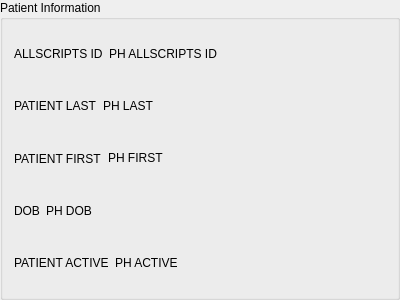
Before: the Qt Designer form db/patientgroupbox.ui in kyledevans/Medicine-Track, drawn with Qt 5.
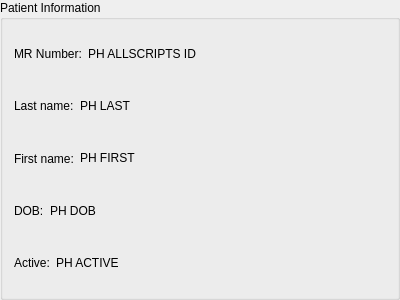
After: the same form once the commit is applied.

```diff
--- a/db/patientgroupbox.ui
+++ b/db/patientgroupbox.ui
@@ -25,7 +25,7 @@
         <string comment="ALLSCRIPTS ID DISPLAY TOOLTIP">ALLSCRIPTS ID</string>
        </property>
        <property name="text">
-        <string comment="ALLSCRIPTS ID DISPLAY LABEL">ALLSCRIPTS ID</string>
+        <string notr="true">MR Number:</string>
        </property>
       </widget>
      </item>
@@ -65,7 +65,7 @@
         <string comment="PATIENT LAST DISPLAY TOOLTIP">PATIENT LAST</string>
        </property>
        <property name="text">
-        <string comment="PATIENT LAST DISPLAY LABEL">PATIENT LAST</string>
+        <string notr="true">Last name:</string>
        </property>
       </widget>
      </item>
@@ -105,7 +105,7 @@
         <string comment="PATIENT FIRST DISPLAY TOOLTIP">PATIENT FIRST</string>
        </property>
        <property name="text">
-        <string comment="PATIENT FIRST DISPLAY LABEL">PATIENT FIRST</string>
+        <string notr="true">First name:</string>
        </property>
       </widget>
      </item>
@@ -145,7 +145,7 @@
         <string comment="DOB DISPLAY TOOLTIP">DOB</string>
        </property>
        <property name="text">
-        <string comment="DOB DISPLAY LABEL">DOB</string>
+        <string notr="true">DOB:</string>
        </property>
       </widget>
      </item>
@@ -185,7 +185,7 @@
         <string comment="PATIENT ACTIVE DISPLAY TOOLTIP">PATIENT ACTIVE</string>
        </property>
        <property name="text">
-        <string comment="PATIENT ACTIVE DISPLAY LABEL">PATIENT ACTIVE</string>
+        <string notr="true">Active:</string>
        </property>
       </widget>
      </item>
```
Left out of the diff: 22 changed lines with no effect on the pictures.
